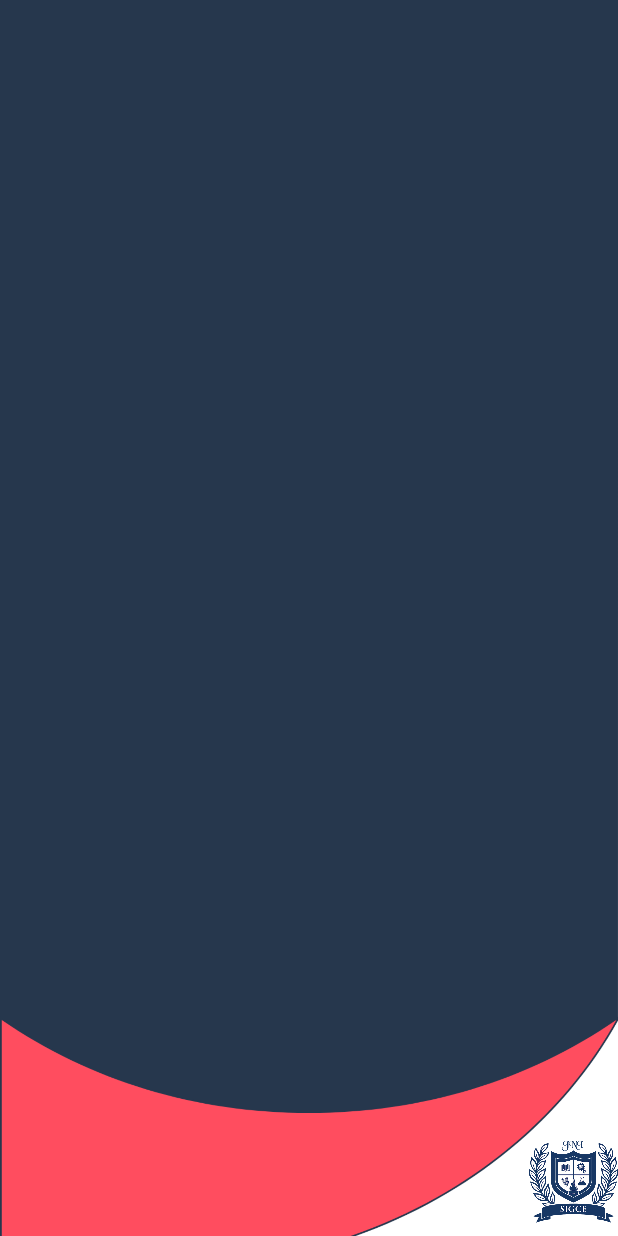
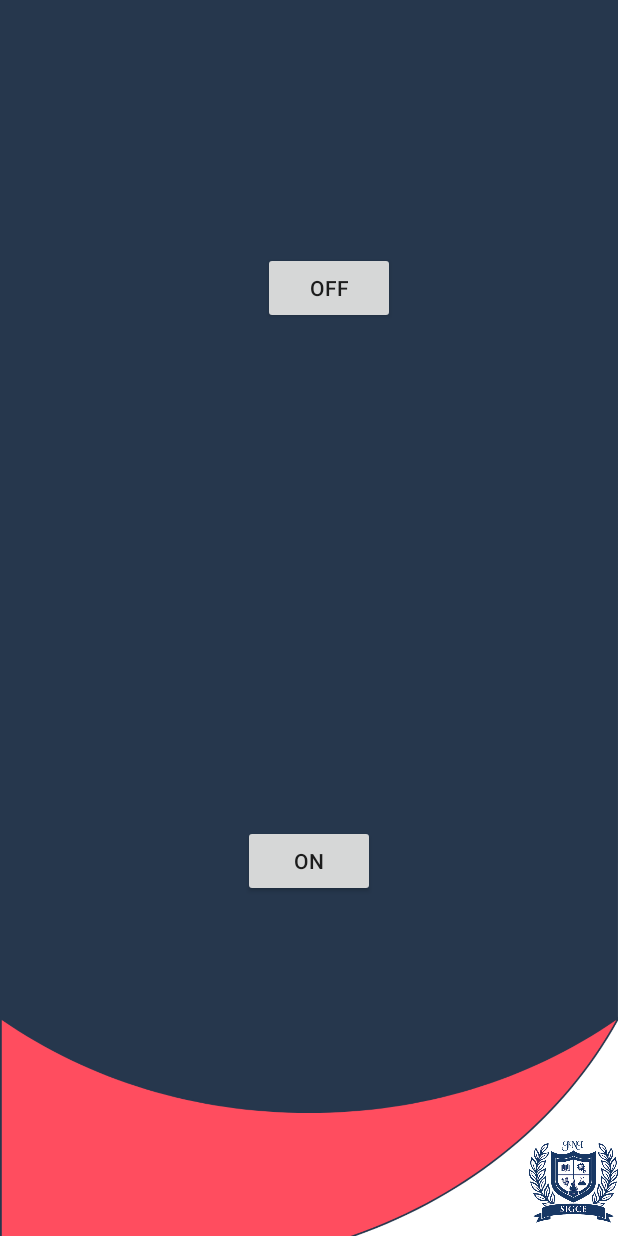
Before and after one commit to yashjariwala/CarChargerDYSM, an Android app: the startcharging screen opened directly, with no data from a screen before it, on a phone screen of 412 x 824 dp. Run offline under Robolectric (Android 15) with nearby library versions, the phone set to English and light mode, and no system bars; our stand-ins replace Firebase (no records; nobody signed in at launch, a user with empty details on screens opened directly).

Commit message:
Linked to Arduino Commit files
Basic Linking done Style sheeting pending

```diff
--- a/app/src/main/java/com/dysm/carchargerdysm/startcharging.java
+++ b/app/src/main/java/com/dysm/carchargerdysm/startcharging.java
@@ -1,11 +1,36 @@
 package com.dysm.carchargerdysm;
 
 import android.os.Bundle;
+import android.view.View;
+import android.webkit.WebView;
+import android.widget.Button;
+
+import com.google.firebase.database.DatabaseReference;
+import com.google.firebase.database.FirebaseDatabase;
 
 public class startcharging extends MainActivity{
     @Override
     protected void onCreate(Bundle savedInstanceState) {
         super.onCreate(savedInstanceState);
         setContentView(R.layout.startcharging);
+        Button ledon = findViewById(R.id.ledon);
+        ledon.setOnClickListener(new View.OnClickListener() {
+            @Override
+            public void onClick(View v) {
+                FirebaseDatabase database = FirebaseDatabase.getInstance();
+                DatabaseReference myref = database.getReference().child("LED_STATUS");
+                myref.setValue(0);
+            }
+        });
+        Button ledoff = findViewById(R.id.ledoff);
+        ledoff.setOnClickListener(new View.OnClickListener() {
+            @Override
+            public void onClick(View v) {
+                FirebaseDatabase database = FirebaseDatabase.getInstance();
+                DatabaseReference myref = database.getReference().child("LED_STATUS");
+                myref.setValue(1);
+
+            }
+        });
     }
 }
--- a/app/src/main/res/layout/startcharging.xml
+++ b/app/src/main/res/layout/startcharging.xml
@@ -19,4 +19,27 @@
         app:layout_constraintTop_toTopOf="parent"
         app:layout_constraintVertical_bias="1.0"
         app:srcCompat="@drawable/logo" />
+
+    <Button
+        android:id="@+id/ledoff"
+        android:layout_width="wrap_content"
+        android:layout_height="wrap_content"
+        android:layout_marginTop="168dp"
+        android:text="off"
+        app:layout_constraintEnd_toEndOf="parent"
+        app:layout_constraintHorizontal_bias="0.541"
+        app:layout_constraintStart_toStartOf="parent"
+        app:layout_constraintTop_toTopOf="parent" />
+
+    <Button
+        android:id="@+id/ledon"
+        android:layout_width="wrap_content"
+        android:layout_height="wrap_content"
+        android:layout_marginTop="108dp"
+        android:text="on"
+        app:layout_constraintBottom_toBottomOf="parent"
+        app:layout_constraintEnd_toEndOf="parent"
+        app:layout_constraintHorizontal_bias="0.501"
+        app:layout_constraintStart_toStartOf="parent"
+        app:layout_constraintTop_toBottomOf="@+id/ledoff" />
 </androidx.constraintlayout.widget.ConstraintLayout>
```
